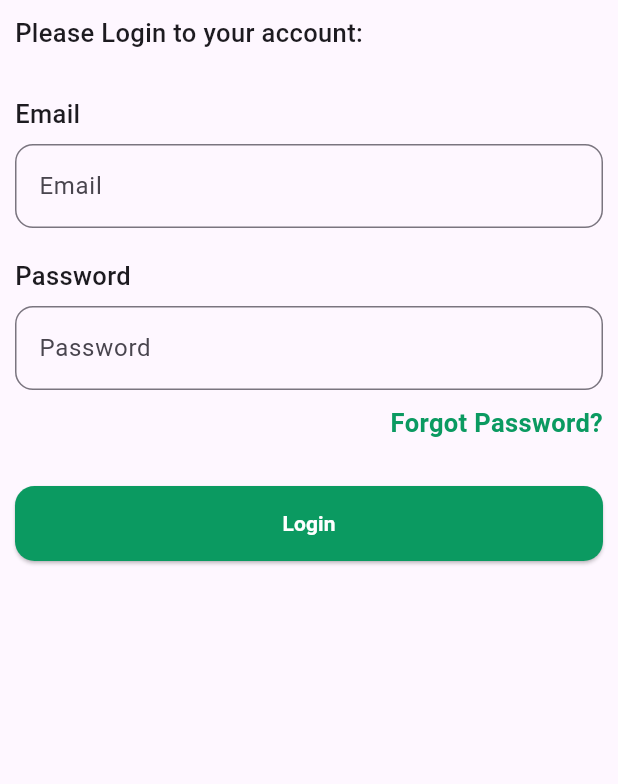
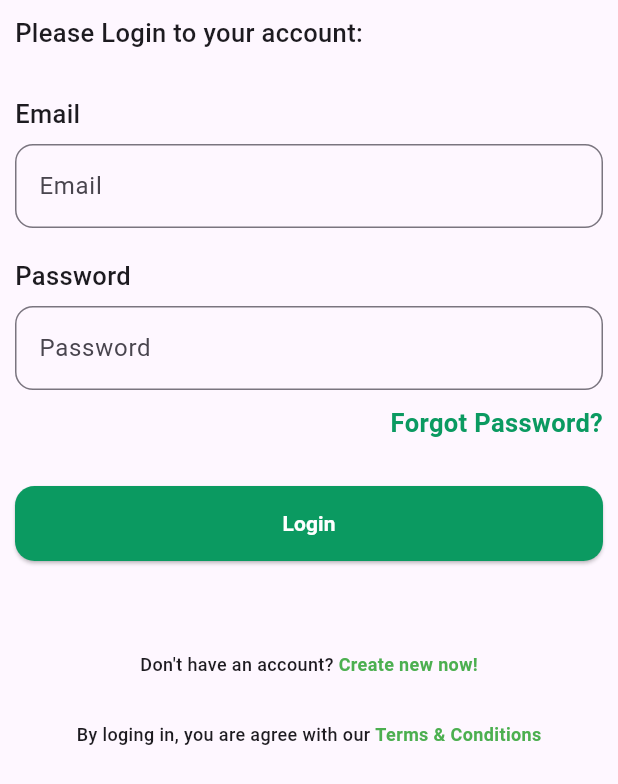
Before and after one commit to Hasnainbangash/Flutter_Recipe_Sharing_App_Task_Work, a Flutter app: the screen it shows after launch, on a phone screen of 412 x 824 dp. Shown: the top 784 px of the screen. Run offline on Flutter 3.47's test engine with Material 3 defaults, Android fonts, the phone set to English and light mode, and no system bars.

Commit message:
login view screen design is almost done

```diff
--- a/lib/views/login_view.dart
+++ b/lib/views/login_view.dart
@@ -1,3 +1,4 @@
+import 'package:flutter/gestures.dart';
 import 'package:flutter/material.dart';
 
 class LoginView extends StatefulWidget {
@@ -109,6 +110,67 @@ class _LoginViewState extends State<LoginView> {
                     ),
                 ),
               ),
+
+              Container(
+                margin: EdgeInsets.only(top: 60),
+                child: Column(
+                  children: [
+                    Row(
+                      mainAxisAlignment: MainAxisAlignment.center,
+                      children: [
+                        Text(
+                            "Don't have an account? ",
+                          style: TextStyle(
+                            fontSize: 12,
+                            fontWeight: FontWeight.w500,
+                          ),
+                        ),
+                        GestureDetector(
+                          onTap: () {
+                            print("Tapped Create new now!");
+                          },
+                          child: Text(
+                            "Create new now!",
+                            style: TextStyle(
+                              fontSize: 12,
+                              color: Colors.green,
+                              fontWeight: FontWeight.bold,
+                            ),
+                          ),
+                        ),
+                      ],
+                    ),
+
+                    SizedBox(height: 30),
+
+                    Row(
+                      mainAxisAlignment: MainAxisAlignment.center,
+                      children: [
+                        Text(
+                          "By loging in, you are agree with our ",
+                          style: TextStyle(
+                            fontSize: 12,
+                            fontWeight: FontWeight.w500,
+                          ),
+                        ),
+                        GestureDetector(
+                          onTap: () {
+                            print("Tapped Create new now!");
+                          },
+                          child: Text(
+                            "Terms & Conditions",
+                            style: TextStyle(
+                              fontSize: 12,
+                              color: Colors.green,
+                              fontWeight: FontWeight.bold,
+                            ),
+                          ),
+                        ),
+                      ],
+                    ),
+                  ],
+                ),
+              ),
             ],
           ),
         ),
```
